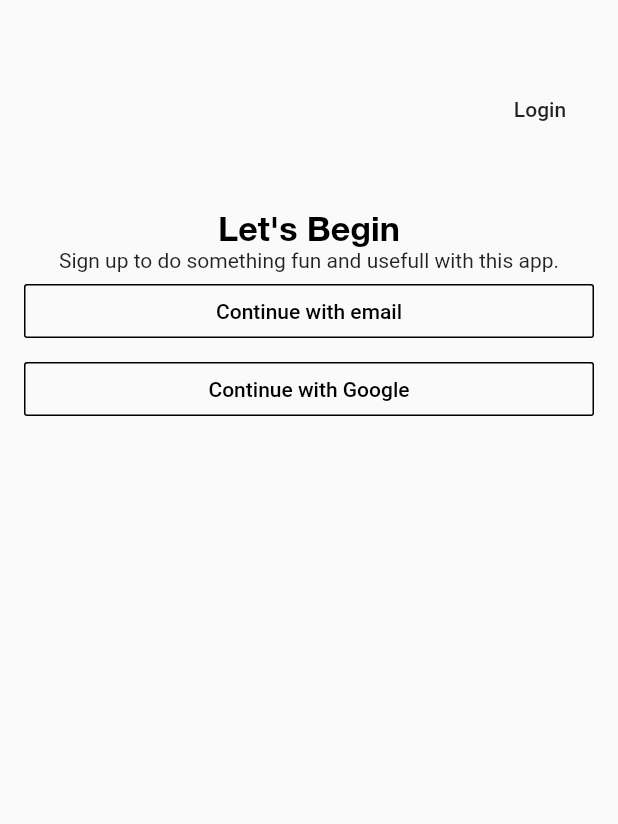
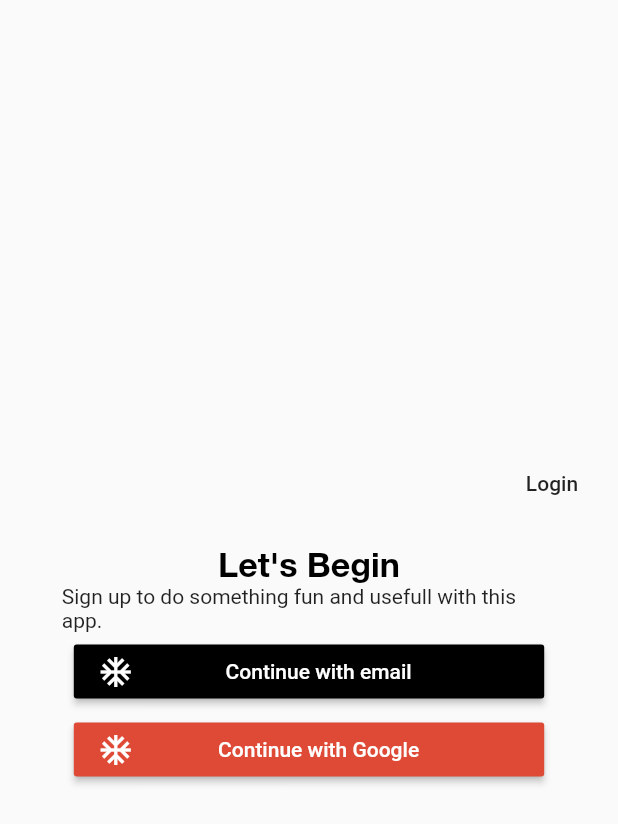
Before and after one commit to syetalabs/flutter_firebase_cubit_starter_kit, a Flutter app: the AuthEntryScreen screen opened by its route, on a phone screen of 412 x 824 dp. Shown: the top 824 px of the screen. Run offline on Flutter 3.47's test engine with Material 2 defaults, Android fonts, the phone set to English and light mode, and no system bars; our stand-ins replace bloc, cached_network_image, circular_profile_avatar, cloud_firestore, firebase_auth, firebase_core and 8 more; missing offline and left inert: custom_splash, onboardme; accounts and stored records are empty.

Commit message:
Auth Entry screen UI change

```diff
--- a/lib/util/constants.dart
+++ b/lib/util/constants.dart
@@ -3,3 +3,5 @@ import 'package:flutter/material.dart';
 const Color PRIMARY_COLOR = Color(0xff707070);
 const Color SECONDARY_COLOR = Color(0xff63a8bc);
 const Color PRIMARY_TEXT_COLOR = Color(0xff102e3e);
+
+const Color GOOGLE_RED = Color(0xffDF4A36);
--- a/lib/views/pages/auth/auth_entry_screen.dart
+++ b/lib/views/pages/auth/auth_entry_screen.dart
@@ -1,10 +1,12 @@
 import 'package:flutter/material.dart';
 import 'package:flutter_bloc/flutter_bloc.dart';
 import 'package:flutter_firebase_cubit_starter_kit/cubits/auth/auth_cubit.dart';
+import 'package:flutter_firebase_cubit_starter_kit/util/constants.dart';
 import 'package:flutter_firebase_cubit_starter_kit/util/size_config.dart';
 import 'package:flutter_firebase_cubit_starter_kit/views/pages/auth/register.dart';
 import 'package:flutter_firebase_cubit_starter_kit/views/pages/dashboard/index.dart';
 import 'package:flutter_firebase_cubit_starter_kit/views/widgets/feature_button.dart';
+import 'package:flutter_firebase_cubit_starter_kit/views/widgets/icon_text_button.dart';
 
 import 'login.dart';
 
@@ -25,27 +27,33 @@ class _AuthEntryScreenState extends State<AuthEntryScreen> {
   Widget build(BuildContext context) {
     SizeConfig().init(context);
     return Scaffold(
-      body: SingleChildScrollView(
-        child: Padding(
-          padding: const EdgeInsets.all(8.0),
+      body: Center(
         child: Column(
+          mainAxisSize: MainAxisSize.min,
           children: [
             Padding(
               padding: EdgeInsets.symmetric(
-                  vertical: SizeConfig.blockSizeVertical * 5,
+                vertical: SizeConfig.blockSizeVertical * 1,
+                horizontal: SizeConfig.blockSizeHorizontal * 0,
               ),
               child: Row(
                 mainAxisAlignment: MainAxisAlignment.end,
                 children: [
                   FlatButton(
                       onPressed: () {
-                          Navigator.of(context)
-                              .pushNamed(LoginScreen.routeName);
+                        Navigator.of(context).pushNamed(LoginScreen.routeName);
                       },
                       child: Text('Login'))
                 ],
               ),
             ),
+            Padding(
+              padding: EdgeInsets.symmetric(
+                vertical: SizeConfig.blockSizeVertical * 1,
+                horizontal: SizeConfig.blockSizeHorizontal * 10,
+              ),
+              child: Column(
+                children: [
                   Text(
                     'Let\'s Begin',
                     style: TextStyle(
@@ -55,14 +63,25 @@ class _AuthEntryScreenState extends State<AuthEntryScreen> {
                         fontSize: SizeConfig.blockSizeHorizontal * 5.5),
                     textAlign: TextAlign.center,
                   ),
-              Text('Sign up to do something fun and usefull with this app.'),
-              FeatureButton(
+                  Text(
+                      'Sign up to do something fun and usefull with this app.'),
+                  IconTextButton(
+                    bgColor: Colors.black,
+                    icon: Icon(
+                      Icons.ac_unit,
+                      color: Colors.white,
+                    ),
                     heading: "Continue with email",
                     onPressed: () {
                       Navigator.of(context).pushNamed(RegisterScreen.routeName);
                     },
                   ),
-              FeatureButton(
+                  IconTextButton(
+                    bgColor: GOOGLE_RED,
+                    icon: Icon(
+                      Icons.ac_unit,
+                      color: Colors.white,
+                    ),
                     heading: "Continue with Google",
                     onPressed: _registerWithGoogle,
                   ),
@@ -100,6 +119,8 @@ class _AuthEntryScreenState extends State<AuthEntryScreen> {
                 ],
               ),
             ),
+          ],
+        ),
       ),
     );
   }
--- /dev/null
+++ b/lib/views/widgets/icon_text_button.dart
@@ -0,0 +1,41 @@
+import 'package:flutter/material.dart';
+
+class IconTextButton extends StatelessWidget {
+  final Icon icon;
+  final String heading;
+  final Color bgColor;
+  final Function onPressed;
+  IconTextButton(
+      {@required this.heading,
+      @required this.onPressed,
+      @required this.icon,
+      @required this.bgColor});
+
+  @override
+  Widget build(BuildContext context) {
+    return Padding(
+      padding: const EdgeInsets.symmetric(horizontal: 8, vertical: 2),
+      child: RaisedButton(
+        color: bgColor,
+        onPressed: onPressed,
+        // borderSide:
+        //     BorderSide(color: Colors.black, style: BorderStyle.solid, width: 1),
+        child: Row(
+          //   mainAxisAlignment: MainAxisAlignment.spaceAround,
+          children: [
+            Flexible(flex: 1, child: icon),
+            Flexible(
+              flex: 7,
+              child: Center(
+                child: Text(
+                  heading,
+                  style: TextStyle(color: Colors.white),
+                ),
+              ),
+            ),
+          ],
+        ),
+      ),
+    );
+  }
+}
```
Lines whose indentation alone changed are shown as unchanged.
